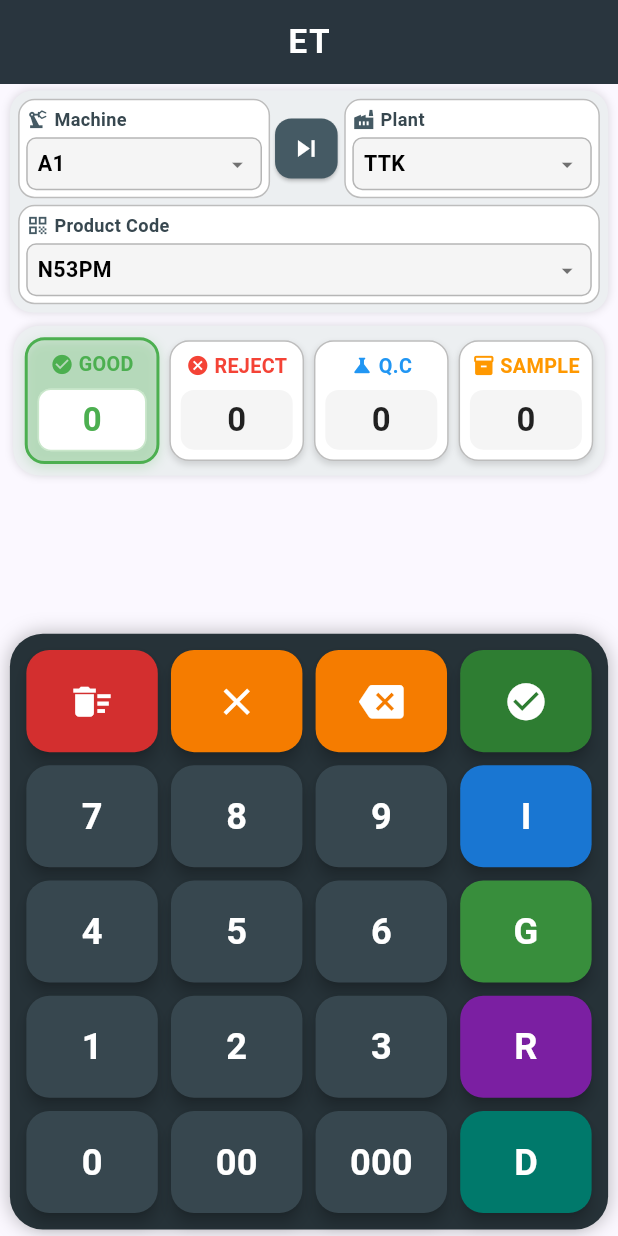
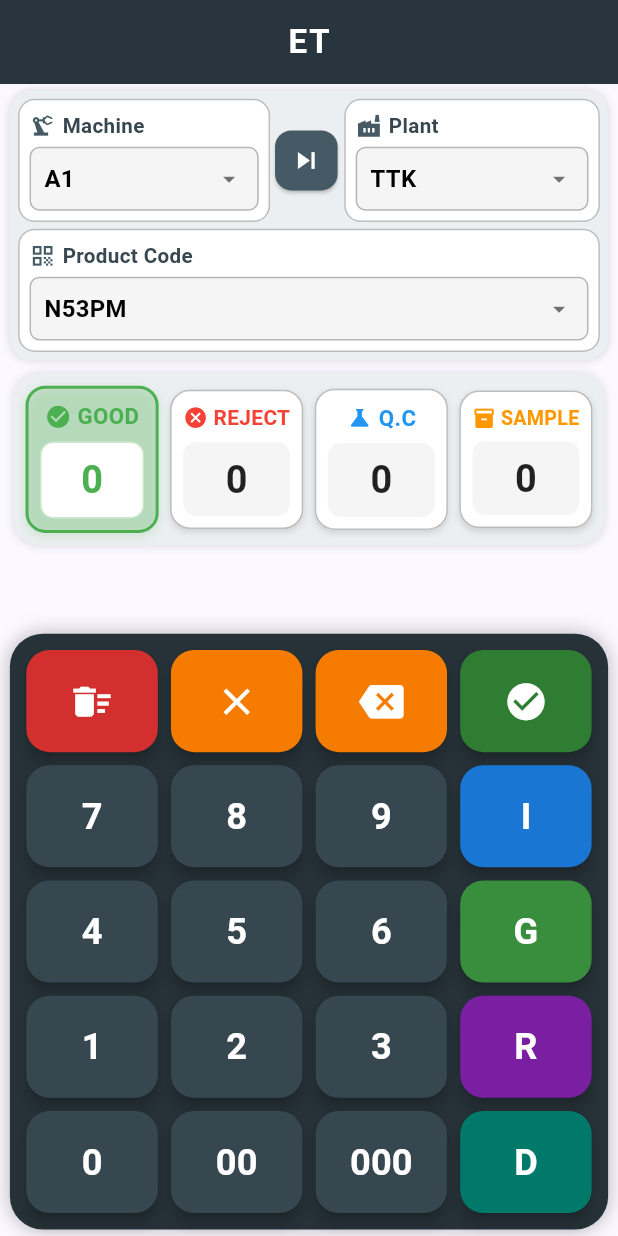
Before and after one commit to mdparvez44/Calculator, a Flutter app: the screen it shows after launch, on a phone screen of 412 x 824 dp. Run offline on Flutter 3.47's test engine with Material 3 defaults, Android fonts, the phone set to English and light mode, and no system bars; our stand-ins replace file_picker, share_plus, sqflite, sqflite_common_ffi; missing offline and left inert: excel; accounts and stored records are empty.

Commit message:
Slightly increase size of top dropdowns and display boxes

```diff
--- a/lib/screens/home.dart
+++ b/lib/screens/home.dart
@@ -24,7 +24,7 @@ class HomeScreen extends StatelessWidget {
         child: LayoutBuilder(
           builder: (context, constraints) {
             double calculatedRowHeight = (constraints.maxHeight < 600)
-                ? (constraints.maxHeight * 0.072)
+                ? (constraints.maxHeight * 0.060)
                 : (constraints.maxHeight * 0.10).clamp(40.0, 90.0);
 
             return Column(
--- a/lib/widgets/display.dart
+++ b/lib/widgets/display.dart
@@ -23,8 +23,8 @@ class Display extends StatelessWidget {
         onTap: onTap,
         child: AnimatedContainer(
           duration: const Duration(milliseconds: 200),
-          margin: EdgeInsets.all(3 * scale),
-          padding: EdgeInsets.all(6 * scale),
+          margin: EdgeInsets.all(3.5 * scale),
+          padding: EdgeInsets.all(7 * scale),
           decoration: BoxDecoration(
             color: active ? color.withValues(alpha: 0.18) : Colors.white,
             borderRadius: BorderRadius.circular(12 * scale),
@@ -48,12 +48,12 @@ class Display extends StatelessWidget {
                 child: Row(
                   mainAxisAlignment: MainAxisAlignment.center,
                   children: [
-                    Icon(icon, size: 14 * scale, color: color),
-                    SizedBox(width: 3 * scale),
+                    Icon(icon, size: 16 * scale, color: color),
+                    SizedBox(width: 3.5 * scale),
                     Text(
                       title,
                       style: TextStyle(
-                        fontSize: 12 * scale,
+                        fontSize: 13.5 * scale,
                         fontWeight: FontWeight.bold,
                         color: color,
                       ),
@@ -64,7 +64,7 @@ class Display extends StatelessWidget {
               SizedBox(height: 6 * scale),
               Container(
                 width: double.infinity,
-                padding: EdgeInsets.symmetric(vertical: 4 * scale, horizontal: 2 * scale),
+                padding: EdgeInsets.symmetric(vertical: 6 * scale, horizontal: 3 * scale),
                 decoration: BoxDecoration(
                   color: active ? Colors.white : const Color(0xfff5f5f5),
                   borderRadius: BorderRadius.circular(8 * scale),
@@ -76,7 +76,7 @@ class Display extends StatelessWidget {
                     value.isEmpty ? "0" : value,
                     textAlign: TextAlign.center,
                     style: TextStyle(
-                      fontSize: 20 * scale,
+                      fontSize: 23 * scale,
                       fontWeight: FontWeight.bold,
                       color: active ? color : Colors.black87,
                     ),
--- a/lib/widgets/dropdowns.dart
+++ b/lib/widgets/dropdowns.dart
@@ -109,7 +109,7 @@ class Dropdowns extends StatelessWidget {
     String displayValue = (value.trim().isEmpty) ? "Select" : value;
 
     return Container(
-      padding: EdgeInsets.all(4 * scale),
+      padding: EdgeInsets.all(6 * scale),
       decoration: BoxDecoration(
         color: Colors.white,
         borderRadius: BorderRadius.circular(10 * scale),
@@ -124,28 +124,28 @@ class Dropdowns extends StatelessWidget {
             alignment: Alignment.centerLeft,
             child: Row(
               children: [
-                Icon(icon, size: 14 * scale, color: Colors.blueGrey.shade700),
-                SizedBox(width: 3 * scale),
+                Icon(icon, size: 16 * scale, color: Colors.blueGrey.shade700),
+                SizedBox(width: 4 * scale),
                 Text(
                   title,
                   style: TextStyle(
                     fontWeight: FontWeight.bold,
-                    fontSize: 11 * scale,
+                    fontSize: 12.5 * scale,
                     color: Colors.blueGrey.shade800,
                   ),
                 ),
               ],
             ),
           ),
-          SizedBox(height: 3 * scale),
+          SizedBox(height: 4 * scale),
           InkWell(
             onTap: () =>
                 _showGridDialog(context, title, value, items, onChange, scale),
             borderRadius: BorderRadius.circular(6 * scale),
             child: Container(
               padding: EdgeInsets.symmetric(
-                horizontal: 6 * scale,
-                vertical: 6 * scale,
+                horizontal: 8 * scale,
+                vertical: 8 * scale,
               ),
               decoration: BoxDecoration(
                 color: const Color(0xfff5f5f5),
@@ -162,7 +162,7 @@ class Dropdowns extends StatelessWidget {
                         displayValue,
                         maxLines: 1,
                         style: TextStyle(
-                          fontSize: 13 * scale,
+                          fontSize: 14.5 * scale,
                           fontWeight: FontWeight.bold,
                           color: displayValue == "Select"
                               ? Colors.black54
@@ -173,7 +173,7 @@ class Dropdowns extends StatelessWidget {
                   ),
                   Icon(
                     Icons.arrow_drop_down,
-                    size: 16 * scale,
+                    size: 18 * scale,
                     color: Colors.black54,
                   ),
                 ],
```
